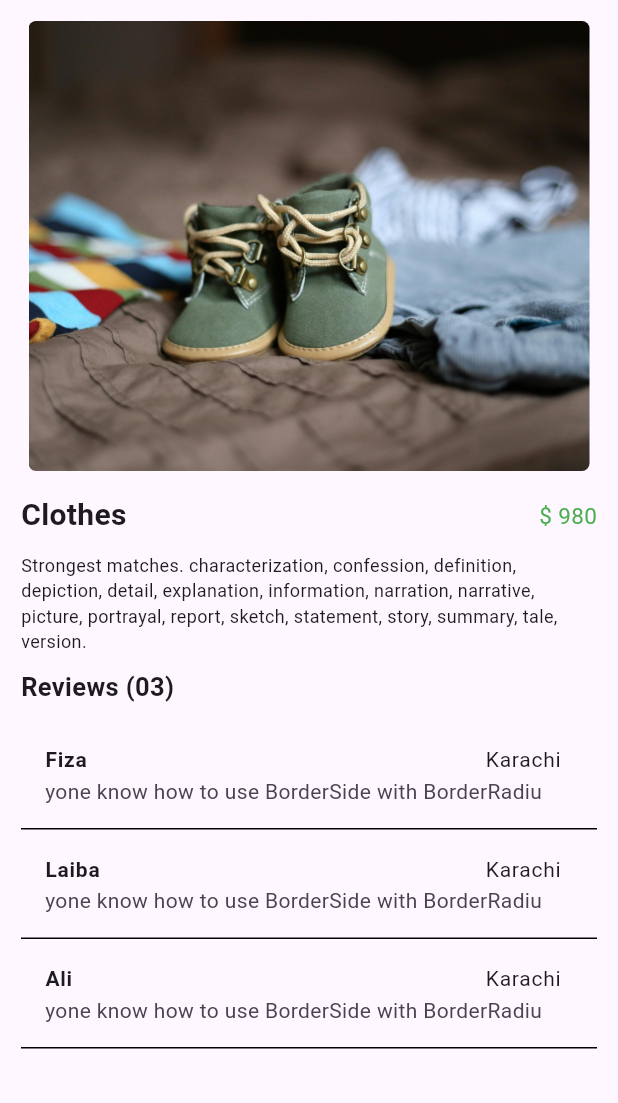
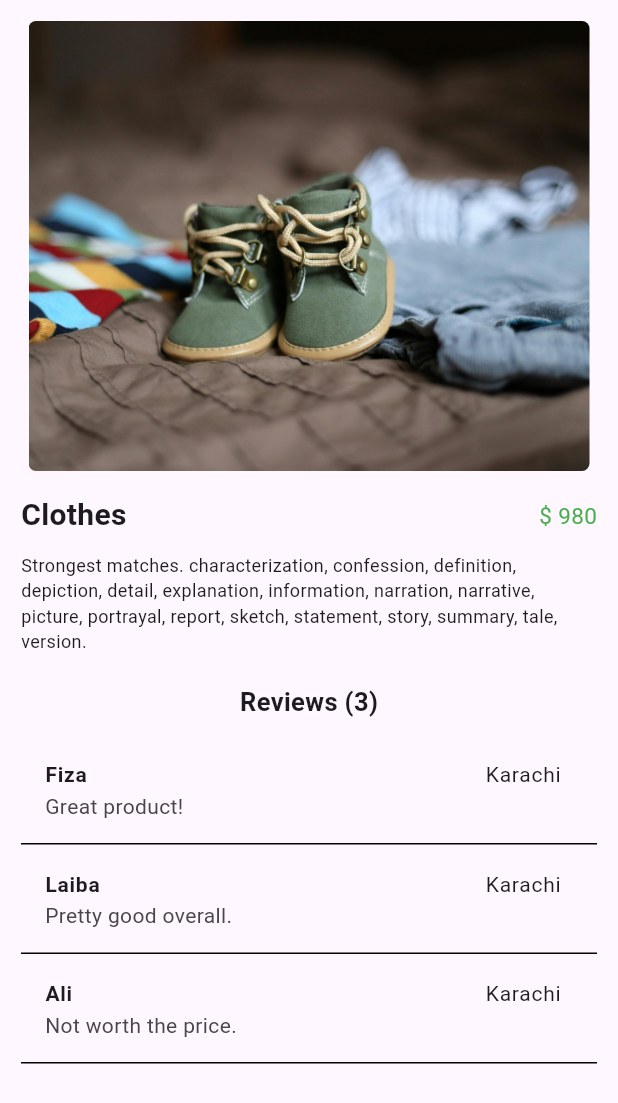
Before and after one commit to Fizahere/BabyShop, a Flutter app: the ProductDetailScreen screen opened directly, on a phone screen of 412 x 824 dp. Shown: the top 1103 px of the screen. Run offline on Flutter 3.47's test engine with Material 3 defaults, Android fonts, the phone set to English and light mode, and no system bars; drawn by our look-alikes of carousel_slider; our stand-ins replace firebase_auth, firebase_core; missing offline and left inert: dart:js; accounts and stored records are empty; network calls fail.

Commit message:
[detail page dynamic list]

```diff
--- a/lib/ClientSite/product_detail.dart
+++ b/lib/ClientSite/product_detail.dart
@@ -14,8 +14,16 @@ class _ProductDetailScreenState extends State<ProductDetailScreen> {
     'images/Slider2.jpg',
     'images/Slider3.jpg',
   ];
+
   @override
   Widget build(BuildContext context) {
+    List reviews = [
+      {'name': 'Fiza', 'location': 'Karachi', 'review': 'Great product!'},
+      {'name': 'Laiba', 'location': 'Karachi', 'review': 'Pretty good overall.'},
+      {'name': 'Ali', 'location': 'Karachi', 'review': 'Not worth the price.'},
+    ];
+    int reviewCount = reviews.length;
+
     return Scaffold(
       body: SingleChildScrollView(
         child: Padding(
@@ -35,7 +43,6 @@ class _ProductDetailScreenState extends State<ProductDetailScreen> {
                 ),
                 // color: Colors.red,
               )),
-
                   options: CarouselOptions(
                     height: 300,
                     viewportFraction: 1
@@ -51,76 +58,45 @@ class _ProductDetailScreenState extends State<ProductDetailScreen> {
               SizedBox(height: 10,),
               Text('Strongest matches. characterization, confession, definition, depiction, detail, explanation, information, narration, narrative, picture, portrayal, report, sketch, statement, story, summary, tale, version.'
                 ,style: TextStyle(fontSize: 12,),),
+              SizedBox(height: 20,),
+              Center(
+                child: Text('Reviews ($reviewCount)'
+                  ,style: TextStyle(fontSize: 17,fontWeight: FontWeight.bold),),
+              ),
               SizedBox(height: 10,),
-              Text('Reviews (03)'
-                ,style: TextStyle(fontSize: 17,fontWeight: FontWeight.bold),),
-              SizedBox(height: 10,),
-            Container(
-        decoration: BoxDecoration(border: Border(
-          bottom: BorderSide(
-            color: Colors.black,
-            width: 1.0,
-          ),
-        )),
-        child: ListTile(
-        title: Row(
-          mainAxisAlignment: MainAxisAlignment.spaceBetween,
-          children: [
-            Text('Fiza',style: TextStyle(fontSize: 14,fontWeight: FontWeight.bold),),
-            Text('Karachi',style: TextStyle(fontSize: 14),),
-          ],
-        ),
-        subtitle: Row(
-        children: [
-        Expanded(
-        child: Text('yone know how to use BorderSide with BorderRadiu'),
-        ),
-              ],),),
-            ),
-              Container(
-                decoration: BoxDecoration(border: Border(
-                  bottom: BorderSide(
-                    color: Colors.black,
-                    width: 1.0,
+              ...reviews.map((review) => Container(
+                decoration: BoxDecoration(
+                  border: Border(
+                    bottom: BorderSide(
+                      color: Colors.black,
+                      width: 1.0,
+                    ),
                   ),
-                )),
+                ),
                 child: ListTile(
                   title: Row(
                     mainAxisAlignment: MainAxisAlignment.spaceBetween,
                     children: [
-                      Text('Laiba',style: TextStyle(fontSize: 14,fontWeight: FontWeight.bold),),
-                      Text('Karachi',style: TextStyle(fontSize: 14),),
+                      Text(
+                        review['name']!,
+                        style: TextStyle(fontSize: 14, fontWeight: FontWeight.bold),
+                      ),
+                      Text(
+                        review['location']!,
+                        style: TextStyle(fontSize: 14),
+                      ),
                     ],
                   ),
                   subtitle: Row(
                     children: [
                       Expanded(
-                        child: Text('yone know how to use BorderSide with BorderRadiu'),
+                        child: Text(review['review']!),
                       ),
-                    ],),),
-              ),
-              Container(
-                decoration: BoxDecoration(border: Border(
-                  bottom: BorderSide(
-                    color: Colors.black,
-                    width: 1.0,
-                  ),
-                )),
-                child: ListTile(
-                  title: Row(
-                    mainAxisAlignment: MainAxisAlignment.spaceBetween,
-                    children: [
-                      Text('Ali',style: TextStyle(fontSize: 14,fontWeight: FontWeight.bold),),
-                      Text('Karachi',style: TextStyle(fontSize: 14),),
                     ],
                   ),
-                  subtitle: Row(
-                    children: [
-                      Expanded(
-                        child: Text('yone know how to use BorderSide with BorderRadiu'),
-                      ),
-                    ],),),
-              ),
+                ),
+              )).toList(),
+
             ],
           ),
         ),
--- a/lib/main.dart
+++ b/lib/main.dart
@@ -22,7 +22,7 @@ class MyApp extends StatelessWidget {
         useMaterial3: true,
       ),
       debugShowCheckedModeBanner: false,
-      home: ProductDetailScreen(),
+      home: Home(),
     );
   }
 }
```
Also changed, not shown: 2 other files.
